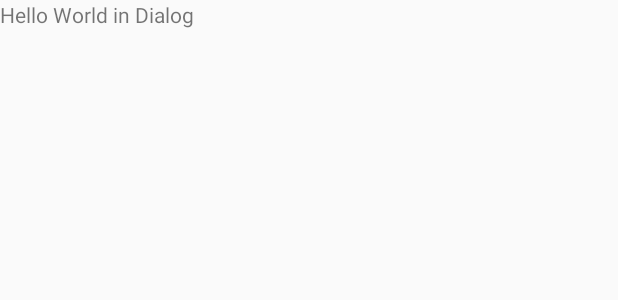
After one commit to zeeshanhanif/android-todolist-firebase, an Android app: the layout dialog_add_todo.xml on its own in the app's theme, with its tools: preview values and no code run, on a phone screen of 412 x 824 dp. The commit adds this screen. Shown: the top 300 px of the screen. Run offline under Robolectric (Android 15) with nearby library versions, the phone set to English and light mode, and no system bars.

Commit message:
added dialogbox in todo list

```diff
--- a/FirebaseToDoList/app/src/main/java/firebasetodolist/todolist/firebase/com/SynchronizedToDoItemArray.java
+++ b/FirebaseToDoList/app/src/main/java/firebasetodolist/todolist/firebase/com/SynchronizedToDoItemArray.java
@@ -40,6 +40,10 @@ public class SynchronizedToDoItemArray {
         mToDoItems.add(new ToDoItem("Hello 3"));
         mToDoItems.add(new ToDoItem("Hello 4"));
         mToDoItems.add(new ToDoItem("Hello 5"));
+        mToDoItems.add(new ToDoItem("Hello 6"));
+        mToDoItems.add(new ToDoItem("Hello 7"));
+        mToDoItems.add(new ToDoItem("Hello 8"));
+        mToDoItems.add(new ToDoItem("Hello 9"));
     }
 
     public void addTodo(){
--- /dev/null
+++ b/FirebaseToDoList/app/src/main/res/layout/dialog_add_todo.xml
@@ -0,0 +1,10 @@
+<?xml version="1.0" encoding="utf-8"?>
+<LinearLayout xmlns:android="http://schemas.android.com/apk/res/android"
+    android:orientation="vertical" android:layout_width="match_parent"
+    android:layout_height="match_parent">
+
+    <TextView
+        android:layout_width="wrap_content"
+        android:layout_height="wrap_content"
+        android:text="Hello World in Dialog"/>
+</LinearLayout>
--- a/FirebaseToDoList/app/src/main/res/values/strings.xml
+++ b/FirebaseToDoList/app/src/main/res/values/strings.xml
@@ -5,5 +5,9 @@
     <string name="hello_world">Hello world!</string>
     <string name="action_settings">Settings</string>
     <string name="title_activity_to_do_list">My ToDo List</string>
+    <string name="addTodoText">My ToDo List</string>
+    <string name="addTodo">Add</string>
+    <string name="cancleTodoAdd">Cancel</string>
+
 
 </resources>
```
Also changed, not shown: FirebaseToDoList/app/src/main/java/firebasetodolist/todolist/firebase/com/AddTodoDialogFragment.java (added, +28 -0 lines), FirebaseToDoList/app/src/main/java/firebasetodolist/todolist/firebase/com/LoginActivity.java (+9 -2 lines), FirebaseToDoList/app/src/main/java/firebasetodolist/todolist/firebase/com/ToDoListActivity.java (+54 -0 lines), FirebaseToDoList/app/src/main/res/layout/activity_to_do_list.xml (+18 -4 lines).
